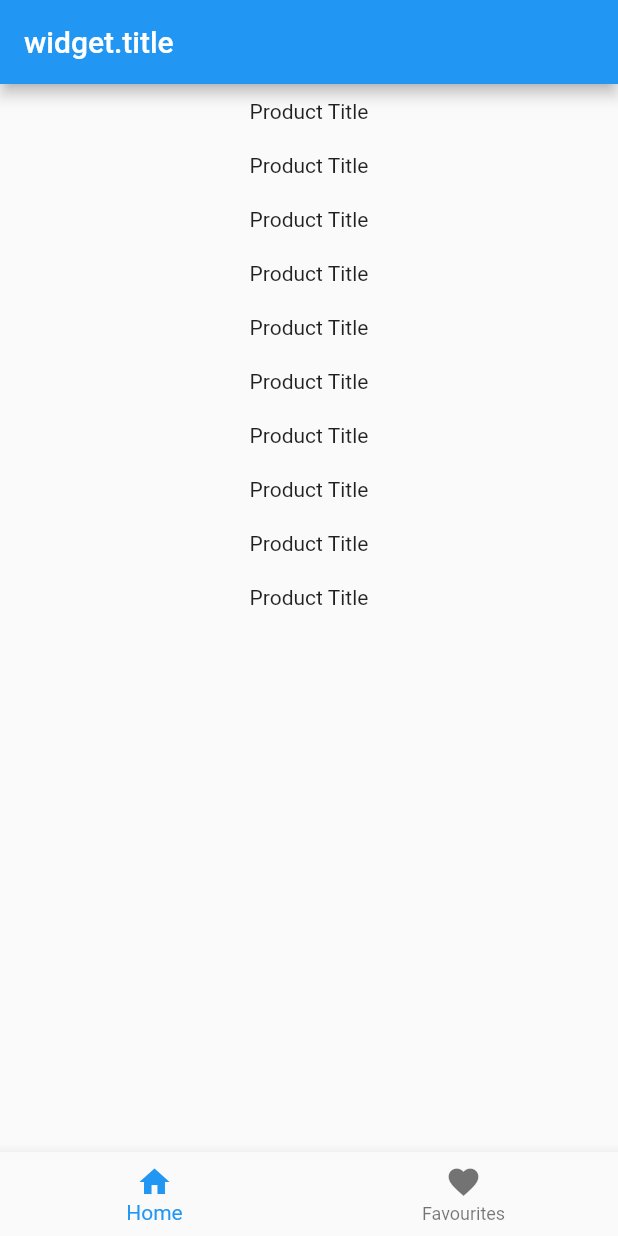
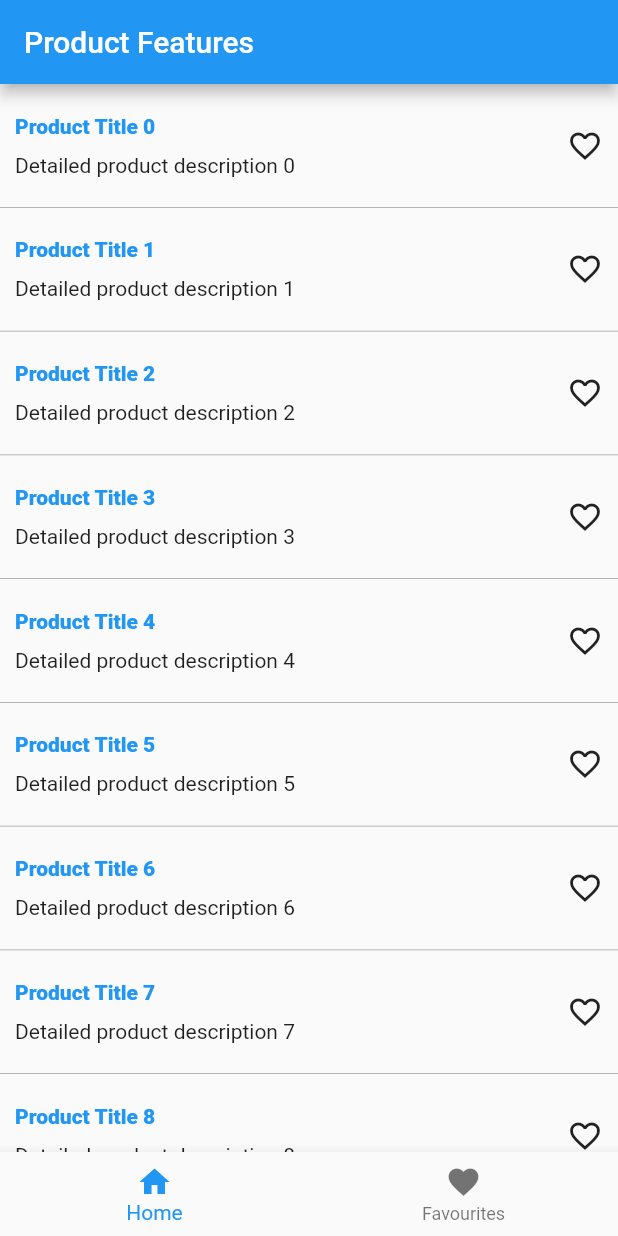
Before and after one commit to Mr-Malomz/product_fav, a Flutter app: the screen it shows after launch, on a phone screen of 412 x 824 dp. Run offline on Flutter 3.47's test engine with Material 2 defaults, Android fonts, the phone set to English and light mode, and no system bars.

Commit message:
completed UI

```diff
--- a/lib/main.dart
+++ b/lib/main.dart
@@ -42,7 +42,7 @@ class _AppLandingState extends State<AppLanding> {
   Widget build(BuildContext context) {
     return Scaffold(
       appBar: AppBar(
-        title: const Text('widget.title'),
+        title: const Text('Product Features'),
       ),
       body: _selectedIndex == 0 ? Home() : Favourites(),
       bottomNavigationBar: BottomNavigationBar(
--- a/lib/screen/home.dart
+++ b/lib/screen/home.dart
@@ -13,15 +13,38 @@ class _HomeState extends State<Home> {
     return ListView.builder(
       itemCount: 10,
       itemBuilder: (context, index) {
-        return Container(
-          padding: EdgeInsets.all(10.0),
-          child: Row(
-            mainAxisAlignment: MainAxisAlignment.spaceEvenly,
-            children: [
-              Column(
-                children: [Text('Product Title')],
-              )
-            ],
+        return InkWell(
+          onTap: () {
+            print(index);
+          },
+          child: Container(
+            decoration: const BoxDecoration(
+              border: Border(
+                bottom: BorderSide(width: .5, color: Colors.grey),
+              ),
+            ),
+            padding: EdgeInsets.fromLTRB(10, 20, 10, 20),
+            child: Row(
+              mainAxisAlignment: MainAxisAlignment.spaceEvenly,
+              children: [
+                Expanded(
+                  flex: 7,
+                  child: Column(
+                    crossAxisAlignment: CrossAxisAlignment.start,
+                    children: [
+                      Text(
+                        'Product Title $index',
+                        style: TextStyle(
+                            color: Colors.blue, fontWeight: FontWeight.w800),
+                      ),
+                      SizedBox(height: 10.0),
+                      Text('Detailed product description $index')
+                    ],
+                  ),
+                ),
+                Icon(Icons.favorite_border)
+              ],
+            ),
           ),
         );
       },
```
Also changed, not shown: lib/screen/favourites.dart (+33 -1 lines).
